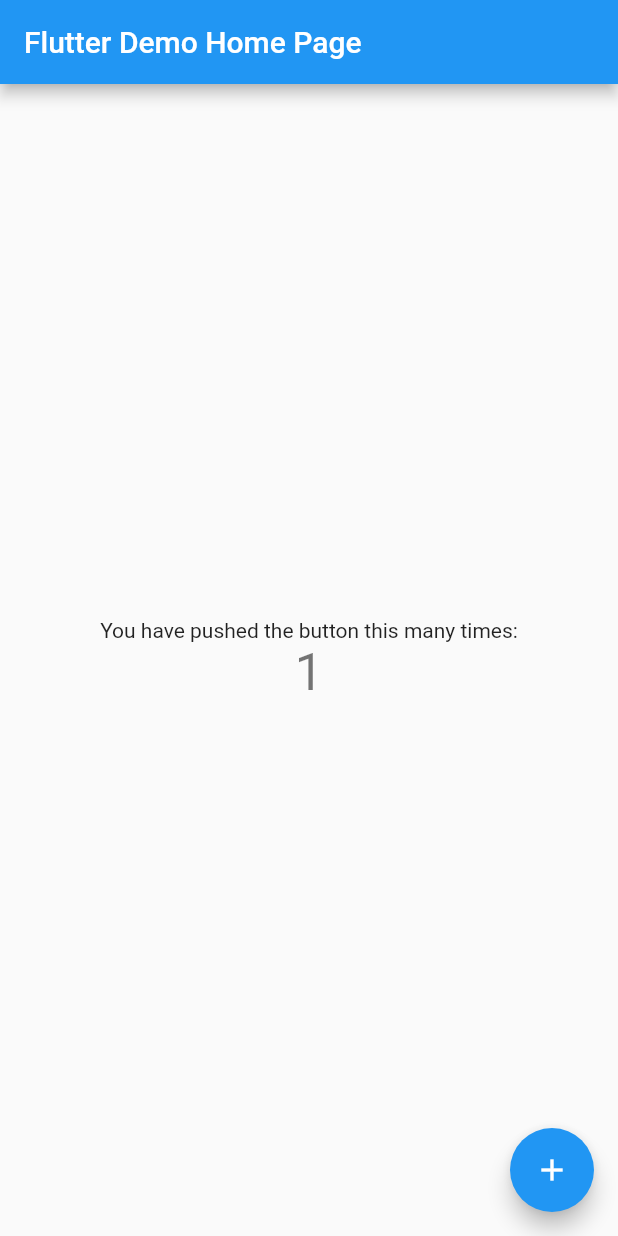
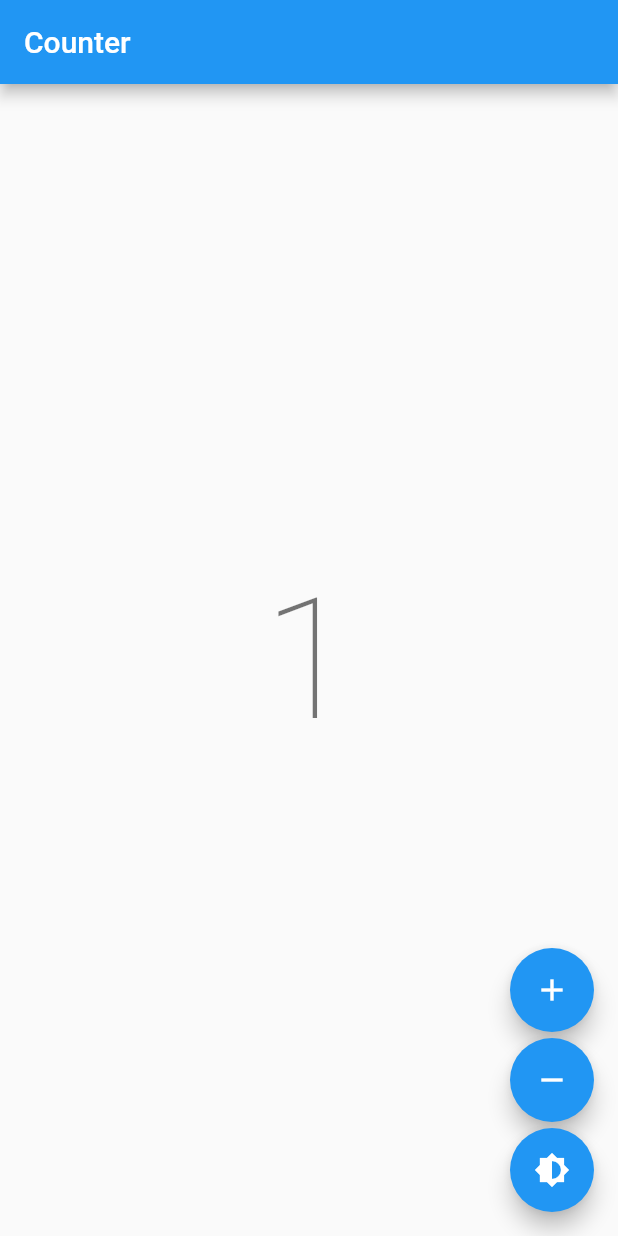
Before and after one commit to thieumao/toeic_app, a Flutter app: the screen it shows after launch, after a tap on the "add" icon, on a phone screen of 412 x 824 dp. Run offline on Flutter 3.47's test engine with Material 2 defaults, Android fonts, the phone set to English and light mode, and no system bars; our stand-ins replace flutter_bloc.

Commit message:
Using flutter_bloc

```diff
--- /dev/null
+++ b/lib/bloc/app_bloc_observer.dart
@@ -0,0 +1,16 @@
+import 'package:flutter_bloc/flutter_bloc.dart';
+
+/// Custom [BlocObserver] that observes all bloc and cubit state changes.
+class AppBlocObserver extends BlocObserver {
+  @override
+  void onChange(BlocBase bloc, Change change) {
+    super.onChange(bloc, change);
+    if (bloc is Cubit) print(change);
+  }
+
+  @override
+  void onTransition(Bloc bloc, Transition transition) {
+    super.onTransition(bloc, transition);
+    print(transition);
+  }
+}
--- /dev/null
+++ b/lib/bloc/counter_bloc.dart
@@ -0,0 +1,21 @@
+import 'package:flutter_bloc/flutter_bloc.dart';
+
+/// Event being processed by [CounterBloc].
+abstract class CounterEvent {}
+
+/// Notifies bloc to increment state.
+class CounterIncrementPressed extends CounterEvent {}
+
+/// Notifies bloc to decrement state.
+class CounterDecrementPressed extends CounterEvent {}
+
+/// {@template counter_bloc}
+/// A simple [Bloc] that manages an `int` as its state.
+/// {@endtemplate}
+class CounterBloc extends Bloc<CounterEvent, int> {
+  /// {@macro counter_bloc}
+  CounterBloc() : super(0) {
+    on<CounterIncrementPressed>((event, emit) => emit(state + 1));
+    on<CounterDecrementPressed>((event, emit) => emit(state - 1));
+  }
+}
--- /dev/null
+++ b/lib/bloc/theme_cubit.dart
@@ -0,0 +1,29 @@
+import 'package:flutter/material.dart';
+import 'package:flutter_bloc/flutter_bloc.dart';
+
+/// {@template brightness_cubit}
+/// A simple [Cubit] that manages the [ThemeData] as its state.
+/// {@endtemplate}
+class ThemeCubit extends Cubit<ThemeData> {
+  /// {@macro brightness_cubit}
+  ThemeCubit() : super(_lightTheme);
+
+  static final _lightTheme = ThemeData(
+    floatingActionButtonTheme: const FloatingActionButtonThemeData(
+      foregroundColor: Colors.white,
+    ),
+    brightness: Brightness.light,
+  );
+
+  static final _darkTheme = ThemeData(
+    floatingActionButtonTheme: const FloatingActionButtonThemeData(
+      foregroundColor: Colors.black,
+    ),
+    brightness: Brightness.dark,
+  );
+
+  /// Toggles the current brightness between light and dark.
+  void toggleTheme() {
+    emit(state.brightness == Brightness.dark ? _lightTheme : _darkTheme);
+  }
+}
--- a/lib/main.dart
+++ b/lib/main.dart
@@ -1,115 +1,52 @@
 import 'package:flutter/material.dart';
+import 'package:flutter_bloc/flutter_bloc.dart';
+import 'pages/counter_page.dart';
+import 'bloc/app_bloc_observer.dart';
+import 'bloc/theme_cubit.dart';
 
 void main() {
-  runApp(const MyApp());
+  Bloc.observer = AppBlocObserver();
+  runApp(const App());
 }
 
-class MyApp extends StatelessWidget {
-  const MyApp({super.key});
+/// {@template app}
+/// A [StatelessWidget] that:
+/// * uses [bloc](https://pub.dev/packages/bloc) and
+/// [flutter_bloc](https://pub.dev/packages/flutter_bloc)
+/// to manage the state of a counter and the app theme.
+/// {@endtemplate}
+class App extends StatelessWidget {
+  /// {@macro app}
+  const App({Key? key}) : super(key: key);
 
-  // This widget is the root of your application.
   @override
   Widget build(BuildContext context) {
-    return MaterialApp(
-      title: 'Flutter Demo',
-      theme: ThemeData(
-        // This is the theme of your application.
-        //
-        // Try running your application with "flutter run". You'll see the
-        // application has a blue toolbar. Then, without quitting the app, try
-        // changing the primarySwatch below to Colors.green and then invoke
-        // "hot reload" (press "r" in the console where you ran "flutter run",
-        // or simply save your changes to "hot reload" in a Flutter IDE).
-        // Notice that the counter didn't reset back to zero; the application
-        // is not restarted.
-        primarySwatch: Colors.blue,
-      ),
-      home: const MyHomePage(title: 'Flutter Demo Home Page'),
+    return BlocProvider(
+      create: (_) => ThemeCubit(),
+      child: const AppView(),
     );
   }
 }
 
-class MyHomePage extends StatefulWidget {
-  const MyHomePage({super.key, required this.title});
-
-  // This widget is the home page of your application. It is stateful, meaning
-  // that it has a State object (defined below) that contains fields that affect
-  // how it looks.
-
-  // This class is the configuration for the state. It holds the values (in this
-  // case the title) provided by the parent (in this case the App widget) and
-  // used by the build method of the State. Fields in a Widget subclass are
-  // always marked "final".
-
-  final String title;
-
-  @override
-  State<MyHomePage> createState() => _MyHomePageState();
-}
-
-class _MyHomePageState extends State<MyHomePage> {
-  int _counter = 0;
-
-  void _incrementCounter() {
-    setState(() {
-      // This call to setState tells the Flutter framework that something has
-      // changed in this State, which causes it to rerun the build method below
-      // so that the display can reflect the updated values. If we changed
-      // _counter without calling setState(), then the build method would not be
-      // called again, and so nothing would appear to happen.
-      _counter++;
-    });
-  }
+/// {@template app_view}
+/// A [StatelessWidget] that:
+/// * reacts to state changes in the [ThemeCubit]
+/// and updates the theme of the [MaterialApp].
+/// * renders the [CounterPage].
+/// {@endtemplate}
+class AppView extends StatelessWidget {
+  /// {@macro app_view}
+  const AppView({Key? key}) : super(key: key);
 
   @override
   Widget build(BuildContext context) {
-    // This method is rerun every time setState is called, for instance as done
-    // by the _incrementCounter method above.
-    //
-    // The Flutter framework has been optimized to make rerunning build methods
-    // fast, so that you can just rebuild anything that needs updating rather
-    // than having to individually change instances of widgets.
-    return Scaffold(
-      appBar: AppBar(
-        // Here we take the value from the MyHomePage object that was created by
-        // the App.build method, and use it to set our appbar title.
-        title: Text(widget.title),
-      ),
-      body: Center(
-        // Center is a layout widget. It takes a single child and positions it
-        // in the middle of the parent.
-        child: Column(
-          // Column is also a layout widget. It takes a list of children and
-          // arranges them vertically. By default, it sizes itself to fit its
-          // children horizontally, and tries to be as tall as its parent.
-          //
-          // Invoke "debug painting" (press "p" in the console, choose the
-          // "Toggle Debug Paint" action from the Flutter Inspector in Android
-          // Studio, or the "Toggle Debug Paint" command in Visual Studio Code)
-          // to see the wireframe for each widget.
-          //
-          // Column has various properties to control how it sizes itself and
-          // how it positions its children. Here we use mainAxisAlignment to
-          // center the children vertically; the main axis here is the vertical
-          // axis because Columns are vertical (the cross axis would be
-          // horizontal).
-          mainAxisAlignment: MainAxisAlignment.center,
-          children: <Widget>[
-            const Text(
-              'You have pushed the button this many times:',
-            ),
-            Text(
-              '$_counter',
-              style: Theme.of(context).textTheme.headline4,
-            ),
-          ],
-        ),
-      ),
-      floatingActionButton: FloatingActionButton(
-        onPressed: _incrementCounter,
-        tooltip: 'Increment',
-        child: const Icon(Icons.add),
-      ), // This trailing comma makes auto-formatting nicer for build methods.
+    return BlocBuilder<ThemeCubit, ThemeData>(
+      builder: (_, theme) {
+        return MaterialApp(
+          theme: theme,
+          home: const CounterPage(),
+        );
+      },
     );
   }
 }
--- /dev/null
+++ b/lib/pages/counter_page.dart
@@ -0,0 +1,71 @@
+import 'package:flutter/material.dart';
+import 'package:flutter_bloc/flutter_bloc.dart';
+
+import '../bloc/counter_bloc.dart';
+import '../bloc/theme_cubit.dart';
+
+/// {@template counter_page}
+/// A [StatelessWidget] that:
+/// * provides a [CounterBloc] to the [CounterView].
+/// {@endtemplate}
+class CounterPage extends StatelessWidget {
+  /// {@macro counter_page}
+  const CounterPage({Key? key}) : super(key: key);
+
+  @override
+  Widget build(BuildContext context) {
+    return BlocProvider(
+      create: (_) => CounterBloc(),
+      child: const CounterView(),
+    );
+  }
+}
+
+/// {@template counter_view}
+/// A [StatelessWidget] that:
+/// * demonstrates how to consume and interact with a [CounterBloc].
+/// {@endtemplate}
+class CounterView extends StatelessWidget {
+  /// {@macro counter_view}
+  const CounterView({Key? key}) : super(key: key);
+
+  @override
+  Widget build(BuildContext context) {
+    return Scaffold(
+      appBar: AppBar(title: const Text('Counter')),
+      body: Center(
+        child: BlocBuilder<CounterBloc, int>(
+          builder: (context, count) {
+            return Text('$count', style: Theme.of(context).textTheme.headline1);
+          },
+        ),
+      ),
+      floatingActionButton: Column(
+        crossAxisAlignment: CrossAxisAlignment.end,
+        mainAxisAlignment: MainAxisAlignment.end,
+        children: <Widget>[
+          FloatingActionButton(
+            child: const Icon(Icons.add),
+            onPressed: () {
+              context.read<CounterBloc>().add(CounterIncrementPressed());
+            },
+          ),
+          const SizedBox(height: 4),
+          FloatingActionButton(
+            child: const Icon(Icons.remove),
+            onPressed: () {
+              context.read<CounterBloc>().add(CounterDecrementPressed());
+            },
+          ),
+          const SizedBox(height: 4),
+          FloatingActionButton(
+            child: const Icon(Icons.brightness_6),
+            onPressed: () {
+              context.read<ThemeCubit>().toggleTheme();
+            },
+          ),
+        ],
+      ),
+    );
+  }
+}
--- a/pubspec.yaml
+++ b/pubspec.yaml
@@ -36,6 +36,7 @@
   # The following adds the Cupertino Icons font to your application.
   # Use with the CupertinoIcons class for iOS style icons.
   cupertino_icons: ^1.0.2
+  flutter_bloc: ^8.1.1
 
 dev_dependencies:
   flutter_test:
```
Also changed, not shown: pubspec.lock, 1 other file.
